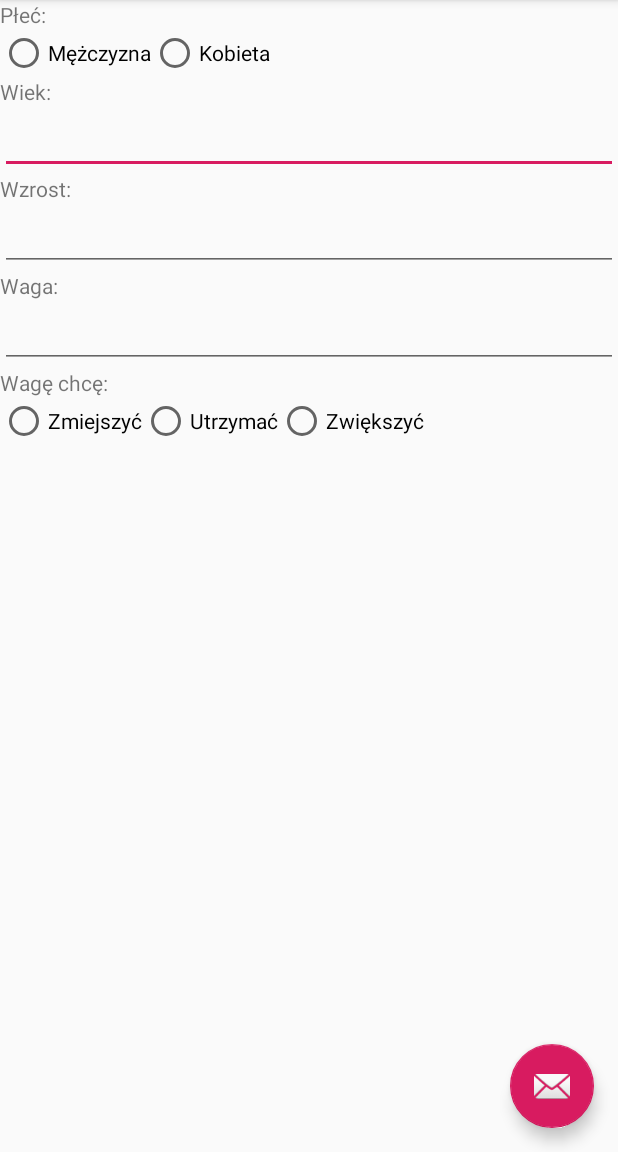
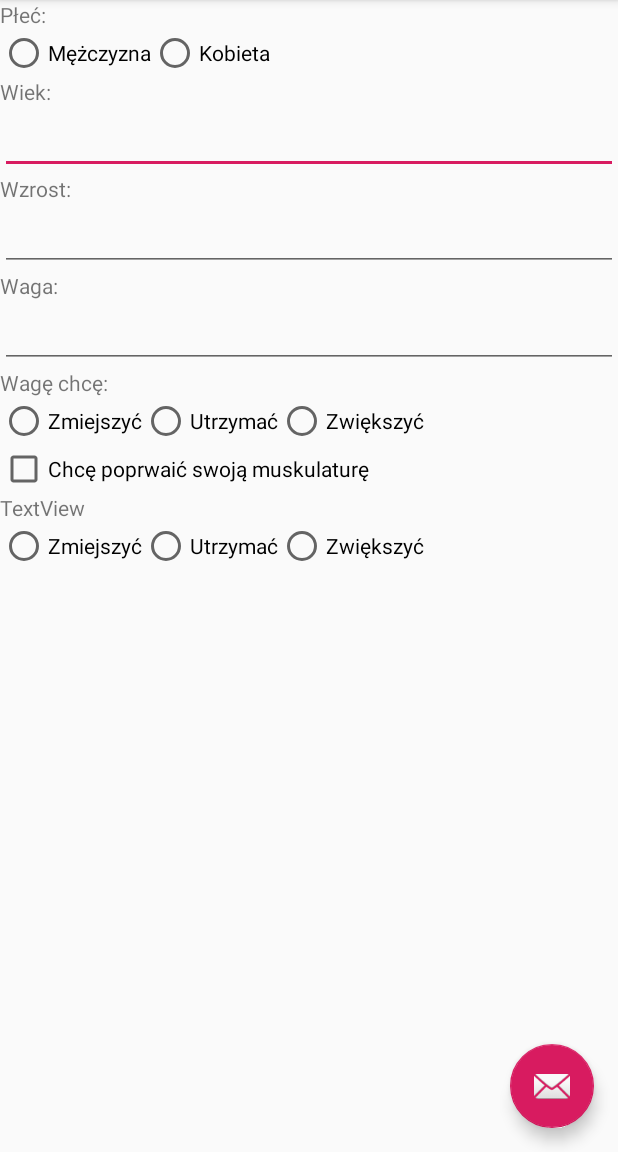
Before and after one commit to eldomador/TrenerMobilny, an Android app: the screen it shows after launch (MainActivity), on a phone screen of 412 x 824 dp, the part 84-1236 px from its top. Run offline under Robolectric (Android 15) with nearby library versions, the phone set to English and light mode, and no system bars.

Commit message:
more prefs.

```diff
--- a/app/src/main/res/layout/content_main.xml
+++ b/app/src/main/res/layout/content_main.xml
@@ -14,16 +14,8 @@
 
         <LinearLayout
             android:layout_width="match_parent"
-        android:layout_height="wrap_content"
-        android:orientation="vertical"
-
-
-
-
-
-
-
-
+            android:layout_height="wrap_content"
+            android:orientation="vertical"
 
 
             >
@@ -110,7 +102,7 @@
                 android:id="@+id/radioGroupWeightPreferences"
                 android:layout_width="wrap_content"
                 android:layout_height="wrap_content"
-                android:orientation="horizontal"> >
+                android:orientation="horizontal">>
 
                 <RadioButton
                     android:id="@+id/radioButtonDecrease"
@@ -133,6 +125,48 @@
                     android:layout_weight="1"
                     android:text="@string/Zwiększyć" />
             </RadioGroup>
+
+
+            <CheckBox
+                android:id="@+id/checkBoxMusculature"
+                android:layout_width="match_parent"
+                android:layout_height="wrap_content"
+                android:text="@string/ChcePM" />
+
+            <TextView
+                android:id="@+id/textViewTrainingPreferences"
+                android:layout_width="match_parent"
+                android:layout_height="wrap_content"
+                android:text="TextView" />
+
+            <RadioGroup
+                android:id="@+id/radioGroupTrainingPreferences"
+                android:layout_width="wrap_content"
+                android:layout_height="wrap_content"
+                android:orientation="horizontal">>
+
+                <RadioButton
+                    android:id="@+id/radioButtonGym"
+                    android:layout_width="wrap_content"
+                    android:layout_height="wrap_content"
+                    android:layout_weight="1"
+                    android:text="@string/Zmiejszyć" />
+
+                <RadioButton
+                    android:id="@+id/radioButtonStreetWorkout"
+                    android:layout_width="wrap_content"
+                    android:layout_height="wrap_content"
+                    android:layout_weight="1"
+                    android:text="@string/Utrzymać" />
+
+                <RadioButton
+                    android:id="@+id/radioButtonHome"
+                    android:layout_width="wrap_content"
+                    android:layout_height="wrap_content"
+                    android:layout_weight="1"
+                    android:text="@string/Zwiększyć" />
+            </RadioGroup>
+
         </LinearLayout>
     </ScrollView>
 
--- a/app/src/main/res/values/strings.xml
+++ b/app/src/main/res/values/strings.xml
@@ -24,6 +24,7 @@
     <string name="Zmiejszyć">Zmiejszyć</string>
     <string name="Zwiększyć">Zwiększyć</string>
     <string name="Utrzymać">Utrzymać</string>
+    <string name="ChcePM">Chcę poprwaić swoją muskulaturę</string>
 
 
 
```
Also changed, not shown: app/src/main/java/pl/kosmalski/trenermobilny/MainActivity.java (+21 -1 lines).
